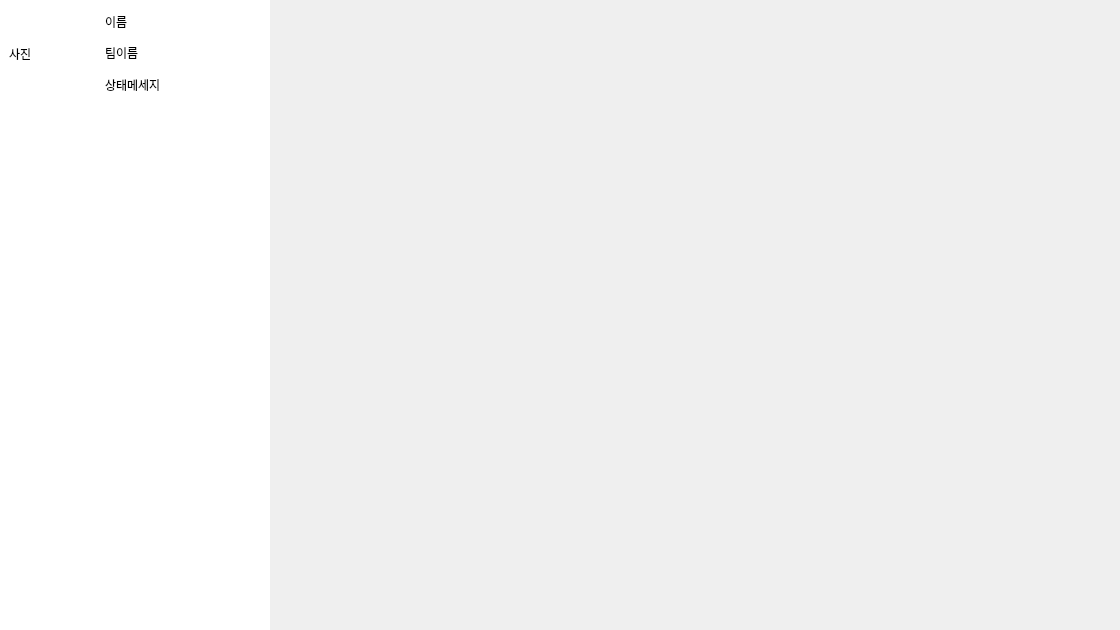
Old version of the form code/front/ui/notice_board.ui in the repository guaba98/TeamCollaborationTool.
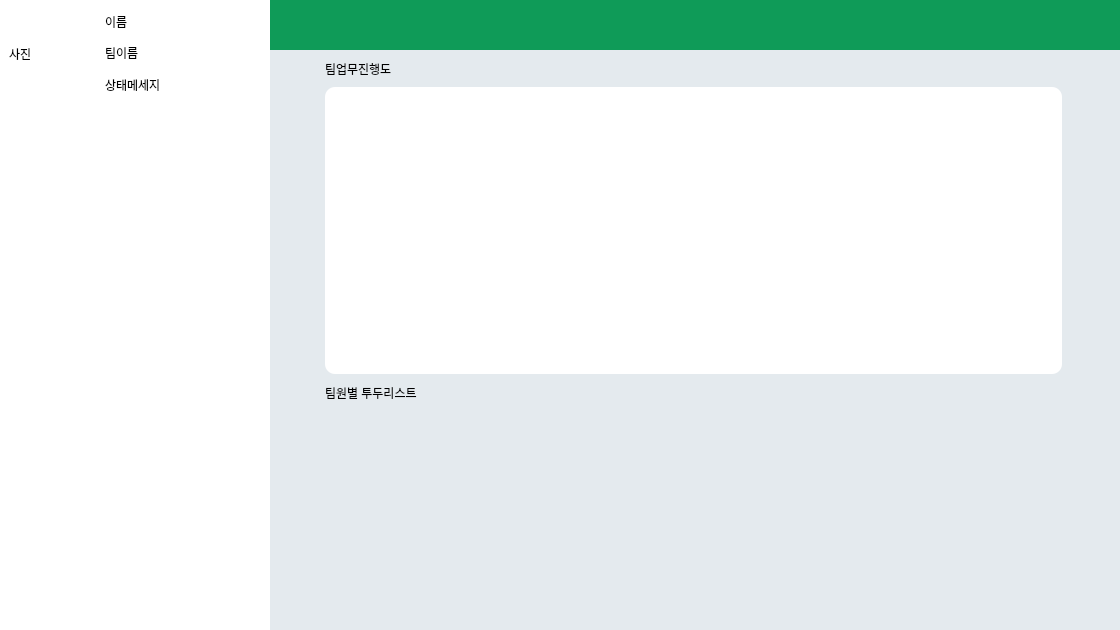
New version of the form. The open tabs and pages were chosen to show the change.

The edit to the form file:
```diff
--- a/code/front/ui/notice_board.ui
+++ b/code/front/ui/notice_board.ui
@@ -975,7 +975,210 @@
             </item>
            </layout>
           </widget>
-          <widget class="QWidget" name="team_page"/>
+          <widget class="QWidget" name="team_page">
+           <property name="styleSheet">
+            <string notr="true">background-color: rgb(228, 234, 238);</string>
+           </property>
+           <layout class="QVBoxLayout" name="verticalLayout_3">
+            <property name="leftMargin">
+             <number>0</number>
+            </property>
+            <property name="topMargin">
+             <number>0</number>
+            </property>
+            <property name="rightMargin">
+             <number>0</number>
+            </property>
+            <property name="bottomMargin">
+             <number>0</number>
+            </property>
+            <item>
+             <widget class="QWidget" name="team_title_widget" native="true">
+              <property name="minimumSize">
+               <size>
+                <width>0</width>
+                <height>50</height>
+               </size>
+              </property>
+              <property name="maximumSize">
+               <size>
+                <width>16777215</width>
+                <height>50</height>
+               </size>
+              </property>
+              <property name="styleSheet">
+               <string notr="true">background-color: rgb(15, 155, 88);</string>
+              </property>
+             </widget>
+            </item>
+            <item>
+             <widget class="QScrollArea" name="scrollArea">
+              <property name="frameShape">
+               <enum>QFrame::NoFrame</enum>
+              </property>
+              <property name="widgetResizable">
+               <bool>true</bool>
+              </property>
+              <widget class="QWidget" name="scrollAreaWidgetContents">
+               <property name="geometry">
+                <rect>
+                 <x>0</x>
+                 <y>0</y>
+                 <width>850</width>
+                 <height>574</height>
+                </rect>
+               </property>
+               <layout class="QVBoxLayout" name="verticalLayout_9">
+                <property name="leftMargin">
+                 <number>0</number>
+                </property>
+                <property name="topMargin">
+                 <number>0</number>
+                </property>
+                <property name="rightMargin">
+                 <number>0</number>
+                </property>
+                <property name="bottomMargin">
+                 <number>0</number>
+                </property>
+                <item>
+                 <layout class="QHBoxLayout" name="team_h_lay">
+                  <item>
+                   <spacer name="team_h_spacer_left">
+                    <property name="orientation">
+                     <enum>Qt::Horizontal</enum>
+                    </property>
+                    <property name="sizeType">
+                     <enum>QSizePolicy::Preferred</enum>
+                    </property>
+                    <property name="sizeHint" stdset="0">
+                     <size>
+                      <width>55</width>
+                      <height>20</height>
+                     </size>
+                    </property>
+                   </spacer>
+                  </item>
+                  <item>
+                   <layout class="QVBoxLayout" name="team_v_lay">
+                    <item>
+                     <widget class="QWidget" name="team_process_widget" native="true">
+                      <property name="maximumSize">
+                       <size>
+                        <width>737</width>
+                        <height>16777215</height>
+                       </size>
+                      </property>
+                      <layout class="QVBoxLayout" name="verticalLayout_10">
+                       <property name="leftMargin">
+                        <number>0</number>
+                       </property>
+                       <property name="topMargin">
+                        <number>0</number>
+                       </property>
+                       <property name="rightMargin">
+                        <number>0</number>
+                       </property>
+                       <property name="bottomMargin">
+                        <number>0</number>
+                       </property>
+                       <item>
+                        <widget class="QLabel" name="team_process_lab">
+                         <property name="minimumSize">
+                          <size>
+                           <width>0</width>
+                           <height>25</height>
+                          </size>
+                         </property>
+                         <property name="maximumSize">
+                          <size>
+                           <width>16777215</width>
+                           <height>25</height>
+                          </size>
+                         </property>
+                         <property name="text">
+                          <string>팀업무진행도</string>
+                         </property>
+                        </widget>
+                       </item>
+                       <item>
+                        <widget class="QWidget" name="team_process_widget_2" native="true">
+                         <property name="minimumSize">
+                          <size>
+                           <width>737</width>
+                           <height>287</height>
+                          </size>
+                         </property>
+                         <property name="styleSheet">
+                          <string notr="true">background-color: rgb(255, 255, 255);
+border-radius:10px;</string>
+                         </property>
+                        </widget>
+                       </item>
+                      </layout>
+                     </widget>
+                    </item>
+                    <item>
+                     <widget class="QLabel" name="team_todo_label">
+                      <property name="minimumSize">
+                       <size>
+                        <width>0</width>
+                        <height>25</height>
+                       </size>
+                      </property>
+                      <property name="maximumSize">
+                       <size>
+                        <width>16777215</width>
+                        <height>25</height>
+                       </size>
+                      </property>
+                      <property name="text">
+                       <string>팀원별 투두리스트</string>
+                      </property>
+                     </widget>
+                    </item>
+                    <item>
+                     <layout class="QVBoxLayout" name="team_mem_v_lay"/>
+                    </item>
+                    <item>
+                     <spacer name="team_v_spacer">
+                      <property name="orientation">
+                       <enum>Qt::Vertical</enum>
+                      </property>
+                      <property name="sizeHint" stdset="0">
+                       <size>
+                        <width>20</width>
+                        <height>40</height>
+                       </size>
+                      </property>
+                     </spacer>
+                    </item>
+                   </layout>
+                  </item>
+                  <item>
+                   <spacer name="team_h_spacer_right">
+                    <property name="orientation">
+                     <enum>Qt::Horizontal</enum>
+                    </property>
+                    <property name="sizeType">
+                     <enum>QSizePolicy::Preferred</enum>
+                    </property>
+                    <property name="sizeHint" stdset="0">
+                     <size>
+                      <width>55</width>
+                      <height>20</height>
+                     </size>
+                    </property>
+                   </spacer>
+                  </item>
+                 </layout>
+                </item>
+               </layout>
+              </widget>
+             </widget>
+            </item>
+           </layout>
+          </widget>
          </widget>
         </item>
        </layout>
```
Left out of the diff: 81 changed lines with no effect on the pictures.
